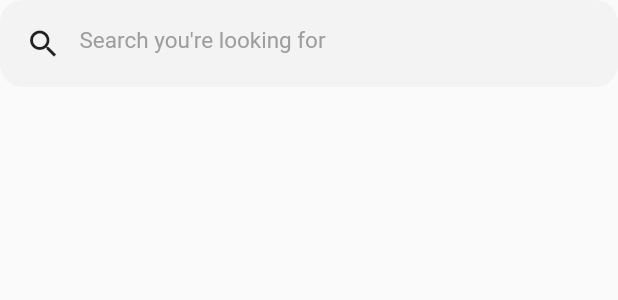
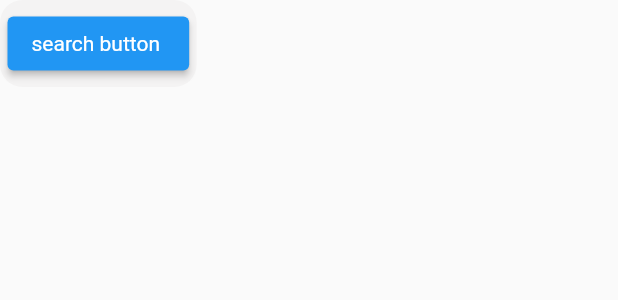
Before and after one commit to withewolf-dev/freelance-nahor, a Flutter app: the SearchButton widget shown alone on an empty page, opened directly, on a phone screen of 412 x 824 dp. Shown: the top 300 px of the screen. Run offline on Flutter 3.47's test engine with Material 2 defaults, Android fonts, the phone set to English and light mode, and no system bars; our stand-ins replace auto_route, bloc, carousel_slider, cloud_firestore, firebase_auth, firebase_core and 5 more; accounts and stored records are empty.

Commit message:
search result fix

```diff
--- a/lib/pages/feedpage.dart
+++ b/lib/pages/feedpage.dart
@@ -102,19 +102,24 @@ class _SearchButtonState extends State<SearchButton> {
       decoration: BoxDecoration(
           color: Color.fromRGBO(244, 243, 243, 1),
           borderRadius: BorderRadius.circular(15)),
-      child: TextField(
-        onTap: () {
-          context.pushRoute(SearchScreen());
-        },
-        decoration: InputDecoration(
-            border: InputBorder.none,
-            prefixIcon: Icon(
-              Icons.search,
-              color: Colors.black87,
-            ),
-            hintText: "Search you're looking for",
-            hintStyle: TextStyle(color: Colors.grey, fontSize: 15)),
-      ),
+      // child: TextField(
+      //   onTap: () {
+      //     context.pushRoute(SearchScreen());
+      //   },
+      //   decoration: InputDecoration(
+      //       border: InputBorder.none,
+      //       prefixIcon: Icon(
+      //         Icons.search,
+      //         color: Colors.black87,
+      //       ),
+      //       hintText: "Search you're looking for",
+      //       hintStyle: TextStyle(color: Colors.grey, fontSize: 15)),
+      // ),
+      child: ElevatedButton(
+          onPressed: () {
+            context.pushRoute(SearchScreen());
+          },
+          child: Text("search button ")),
     );
   }
 }
--- a/lib/widgets/feedpage/searchBox.dart
+++ b/lib/widgets/feedpage/searchBox.dart
@@ -54,7 +54,7 @@ class _SearchBoxState extends State<SearchBox> {
                 Icons.search,
                 color: Colors.black87,
               ),
-              hintText: "Search you're looking for",
+              hintText: "Search you're looking for h",
               hintStyle: TextStyle(color: Colors.grey, fontSize: 15)),
           controller: myController,
         ),
```
Also changed, not shown: lib/widgets/searchscreen/searchScreen.dart (+8 -4 lines), lib/widgets/searchscreen/searchresult.dart (+4 -5 lines).
